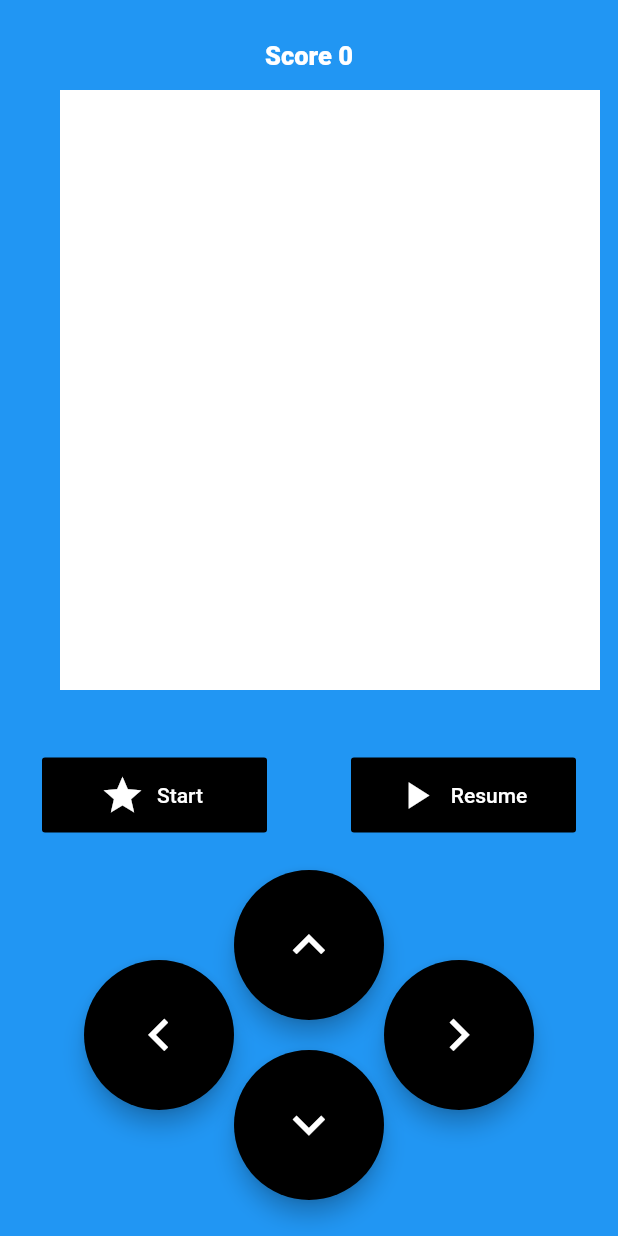
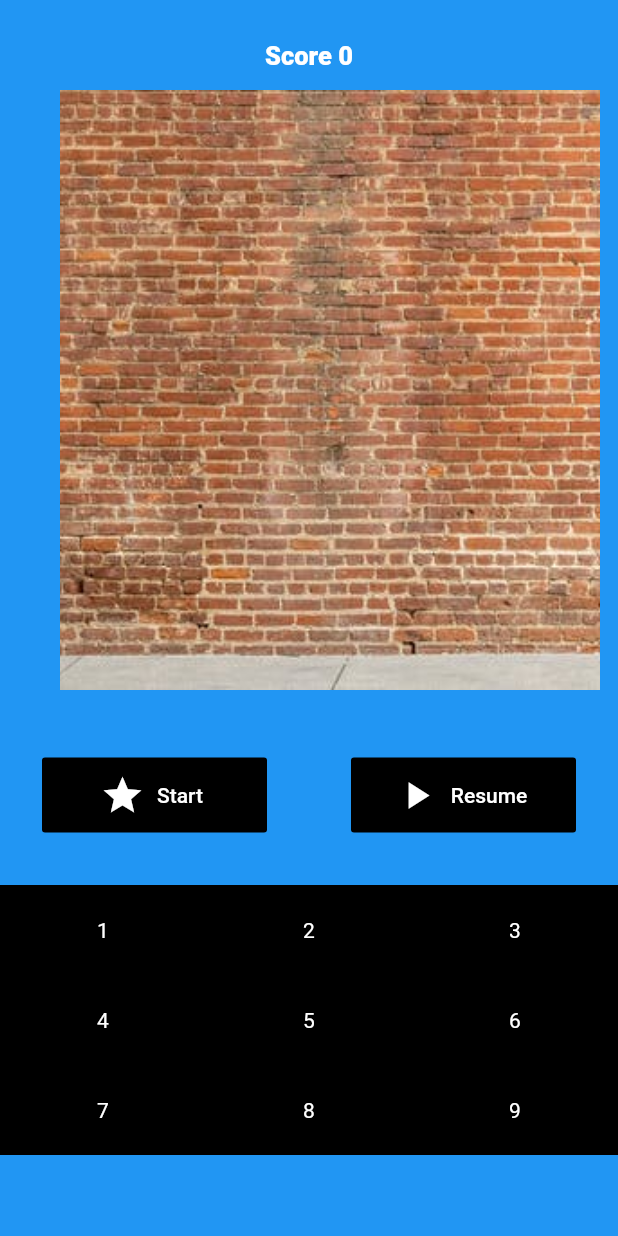
Before and after one commit to aryan29/Snake-Game-Flutter, a Flutter app: the screen it shows after launch, after a tap on "Start Game", on a phone screen of 412 x 824 dp. Run offline on Flutter 3.47's test engine with Material 2 defaults, Android fonts, the phone set to English and light mode, and no system bars; our stand-ins replace assets_audio_player, flutter_colorpicker, google_fonts, share, shared_preferences; missing offline and left inert: liquid_button.

Commit message:
4th mode added with image background feature which is not in settings yet

```diff
--- a/lib/GameSettings.dart
+++ b/lib/GameSettings.dart
@@ -1,7 +1,7 @@
 import 'package:flutter/material.dart';
 
 class GameSettings {
-  static int controltype = 1;
+  static int controltype = 4;
   static int speed;
   static Color bcolor = Colors.black;
   static Color bgcolor = Colors.blue;
--- a/lib/SettingScreen.dart
+++ b/lib/SettingScreen.dart
@@ -142,7 +142,7 @@ class _SettingScreenState extends State<SettingScreen> {
                                 GameSettings.controltype = 4;
                               },
                               icon: Icon(Icons.speaker_group),
-                              label: Text("Not Functional")),
+                              label: Text("9 Buttons")),
                         ),
                       ],
                     ),
--- a/lib/game.dart
+++ b/lib/game.dart
@@ -223,10 +223,8 @@ class _MyHomePageState extends State<MyHomePage> {
     isRunning = false;
     snake.clear();
     timer?.cancel();
-    //Update the leaderboard
     print("Game Over");
     await update_leaderboard();
-    // await print_leaderboard();
     await openDialog();
     score = 0;
   }
@@ -249,7 +247,6 @@ class _MyHomePageState extends State<MyHomePage> {
   }
 
   void moveright() {
-    // print("Moving Right");
     setState(() {
       head.x = head.x + BLOCK_SIZE;
       if (containss(Positioned(child: SnakePiece(), top: head.y, left: head.x)))
@@ -270,7 +267,6 @@ class _MyHomePageState extends State<MyHomePage> {
   }
 
   void moveleft() {
-    // print("Moving Left");
     setState(() {
       head.x = head.x - BLOCK_SIZE;
       if (containss(Positioned(child: SnakePiece(), top: head.y, left: head.x)))
@@ -430,6 +426,7 @@ class _MyHomePageState extends State<MyHomePage> {
                   backgroundColor: GameSettings.bcolor,
                   heroTag: null,
                   child: Icon(Icons.rotate_left),
+                  //Anticlockwise
                   onPressed: () {
                     if (direction == Direction.RIGHT && isRunning && isStarted)
                       moveup();
@@ -456,7 +453,7 @@ class _MyHomePageState extends State<MyHomePage> {
                   heroTag: null,
                   child: Icon(Icons.rotate_right),
                   onPressed: () {
-                    // print(direction);
+                    // Clockwise
                     if (direction == Direction.RIGHT &&
                         isRunning &&
                         isStarted) {
@@ -477,7 +474,80 @@ class _MyHomePageState extends State<MyHomePage> {
               )),
         ],
       ));
+    } else if (GameSettings.controltype == 4) {
+      return Container(
+          height: 200,
+          width: MediaQuery.of(context).size.width,
+          child: Column(
+            mainAxisAlignment: MainAxisAlignment.center,
+            crossAxisAlignment: CrossAxisAlignment.center,
+            children: <Widget>[
+              Row(
+                mainAxisAlignment: MainAxisAlignment.spaceAround,
+                children: <Widget>[
+                  getButton("1", false),
+                  getButton("2", true),
+                  getButton("3", false),
+                ],
+              ),
+              Row(
+                mainAxisAlignment: MainAxisAlignment.spaceAround,
+                children: <Widget>[
+                  getButton("4", true),
+                  getButton("5", false),
+                  getButton("6", true),
+                ],
+              ),
+              Row(
+                mainAxisAlignment: MainAxisAlignment.spaceAround,
+                children: <Widget>[
+                  getButton("7", false),
+                  getButton("8", true),
+                  getButton("9", false),
+                ],
+              ),
+            ],
+          ));
     }
+  }
+
+  Expanded getButton(String s, bool detectTap) {
+    return Expanded(
+        child: InkWell(
+                onTap: () {
+        if (direction != Direction.UP &&
+            direction != Direction.DOWN &&
+            isRunning &&
+            isStarted &&
+            s == "8")
+          movedown();
+        else if (direction != Direction.DOWN &&
+            direction != Direction.UP &&
+            isRunning &&
+            isStarted &&
+            s == "2")
+          moveup();
+        else if (direction != Direction.RIGHT &&
+            direction != Direction.LEFT &&
+            isRunning &&
+            isStarted &&
+            s == "4")
+          moveleft();
+        else if (direction != Direction.RIGHT &&
+            direction != Direction.LEFT &&
+            isRunning &&
+            isStarted &&
+            s == "6") moveright();
+      },
+                  child: Container(
+              alignment: Alignment.center,
+              height: 60,
+              width: 50,
+              color: GameSettings.bcolor,
+              child: Text(s,style:TextStyle(color:Colors.white))),
+        ),
+  );
+
   }
 
   void startGame() {
@@ -557,7 +627,8 @@ class _MyHomePageState extends State<MyHomePage> {
                   width: BOARD_WIDTH,
                   // color: Colors.white,
                   decoration: BoxDecoration(
-                    color: Colors.white,
+                    // color: Colors.white,
+                    image: DecorationImage(fit:BoxFit.cover,image: AssetImage("assets/images/wall1.jpeg"))
                   ),
                 ),
               ),
```
Also changed, not shown: lib/main.dart (+0 -18 lines), assets/images/grass.jpeg (added), assets/images/grass2.jpeg (added), assets/images/wall1.jpeg (added), assets/images/wall2.jpeg (added).
